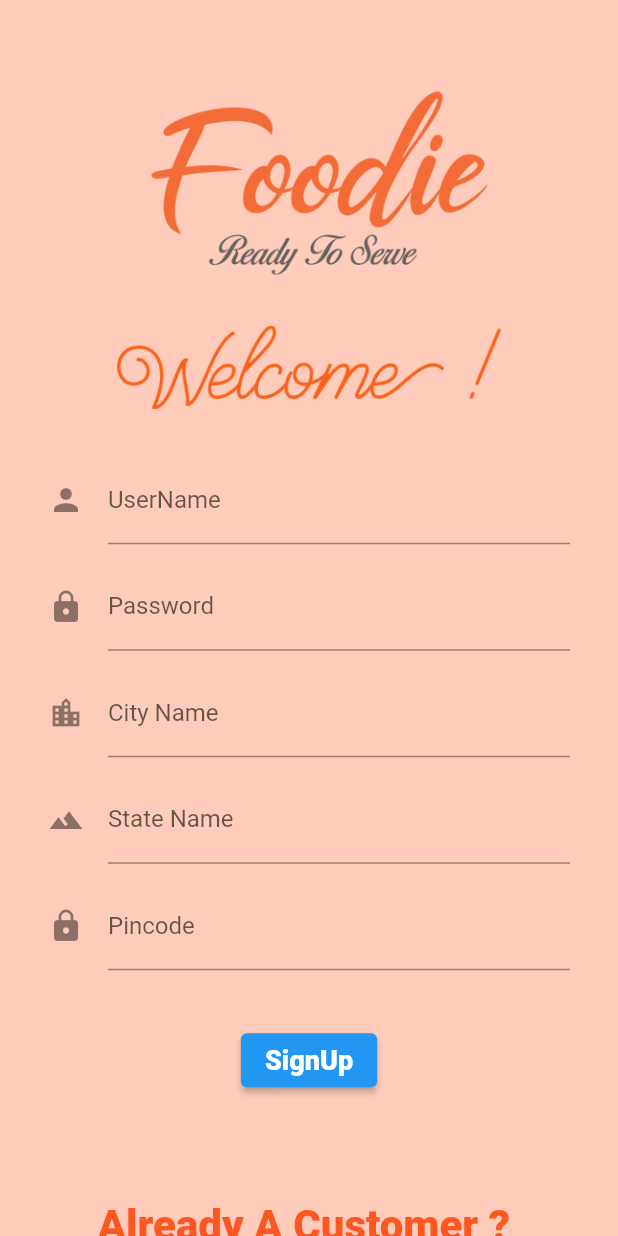
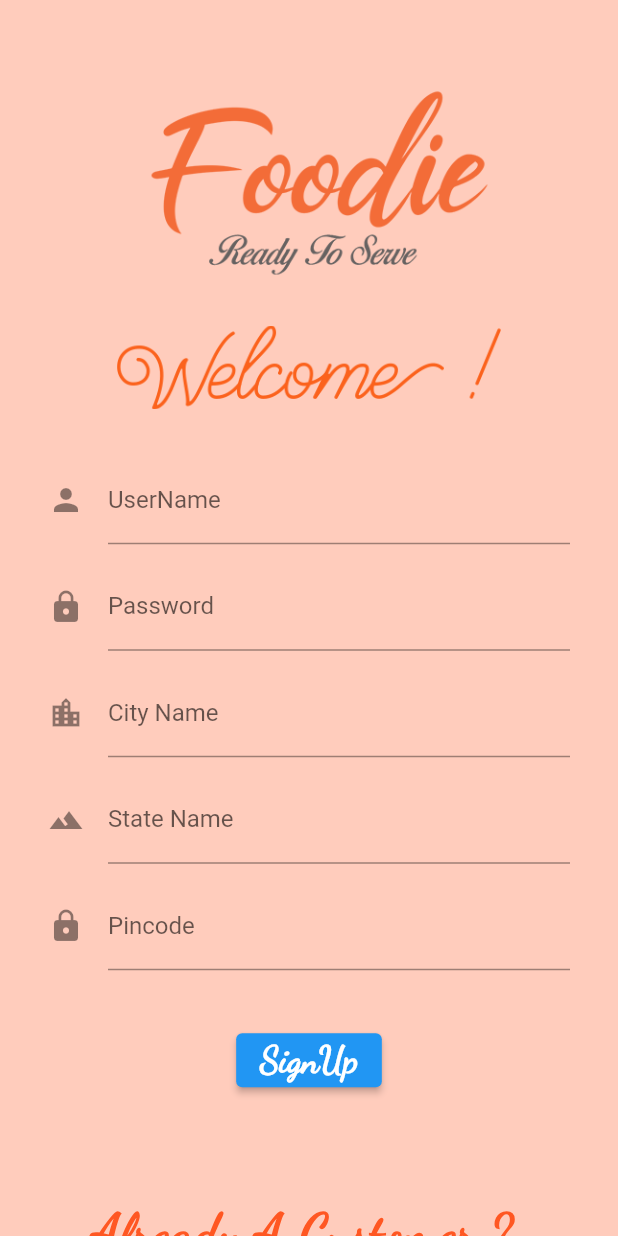
Before and after one commit to Admin-573/foodie, a Flutter app: what signin() shows on an empty page, opened directly, after a tap on "SignIn", after a tap on "SignUp", on a phone screen of 412 x 824 dp. Run offline on Flutter 3.47's test engine with Material 2 defaults, Android fonts, the phone set to English and light mode, and no system bars.

Commit message:
Ok Bro Done

```diff
--- a/lib/main.dart
+++ b/lib/main.dart
@@ -160,15 +160,19 @@ class _HomeState extends State<Home> {
                   Navigator.push(context, MaterialPageRoute(builder: (context)=>const fooditems()));
                 }
               },
-                  child: const Text('SignUp',style: TextStyle(fontSize: 18,fontWeight: FontWeight.w900)
+                  child: const Text('SignUp',style: TextStyle(fontSize: 24,
+                      fontWeight: FontWeight.w900,
+                    fontFamily: 'DancingScript',
+                  )
                   )
               ),
 
               const SizedBox(height: 70),
 
               const Text('Already A Customer ? ',style: TextStyle(fontWeight: FontWeight.w900,
+                  fontFamily: 'DancingScript',
                   color: Colors.deepOrange,
-                  fontSize: 28),),
+                  fontSize: 36),),
 
               const SizedBox(height: 25,),
 
@@ -176,7 +180,8 @@ class _HomeState extends State<Home> {
                 Navigator.push(context, MaterialPageRoute(builder: (context)=>const signin()));
               },
                   child:const Text('SignIn',style: TextStyle(
-                    fontSize: 18,fontWeight: FontWeight.w900,),
+                    fontFamily: 'DancingScript',
+                    fontSize: 24,fontWeight: FontWeight.w900,),
                   ),
               ),
 
--- a/lib/signinform.dart
+++ b/lib/signinform.dart
@@ -79,30 +79,34 @@ class _signinState extends State<signin> {
               ),
 
 
-              const SizedBox(height: 30),
+              const SizedBox(height: 50),
 
               ElevatedButton(onPressed: (){
                 if(_formKey.currentState!.validate()) {
                   Navigator.push(context, MaterialPageRoute(builder: (context)=>const fooditems()));
                 }
               },
-                  child: const Text('SignIn',style: TextStyle(fontSize: 18,fontWeight: FontWeight.w900)
+                  child: const Text('SignIn',style: TextStyle(
+                      fontFamily: 'DancingScript',
+                      fontSize: 24,fontWeight: FontWeight.w900)
                   )
               ),
 
-              const SizedBox(height: 70),
+              const SizedBox(height: 100),
 
               const Text('New Customer ?',style: TextStyle(fontWeight: FontWeight.w900,
+                  fontFamily: 'DancingScript',
                   color: Colors.deepOrange,
-                  fontSize: 28),),
+                  fontSize: 36),),
 
-              const SizedBox(height: 25,),
+              const SizedBox(height: 10,),
 
               ElevatedButton(onPressed: (){
                 Navigator.push(context, MaterialPageRoute(builder: (context)=>const Home()));
               },
                 child:const Text('SignUp',style: TextStyle(
-                  fontSize: 18,fontWeight: FontWeight.w900,),
+                  fontFamily: 'DancingScript',
+                  fontSize: 24,fontWeight: FontWeight.w900,),
                 ),
               ),
 
```
